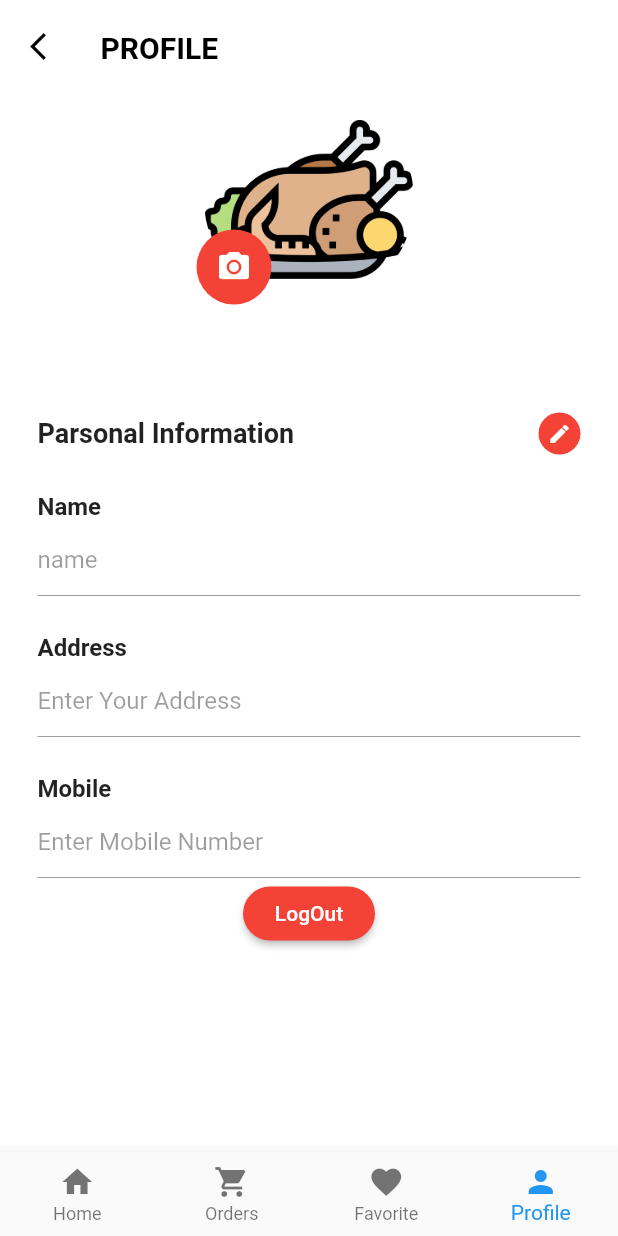
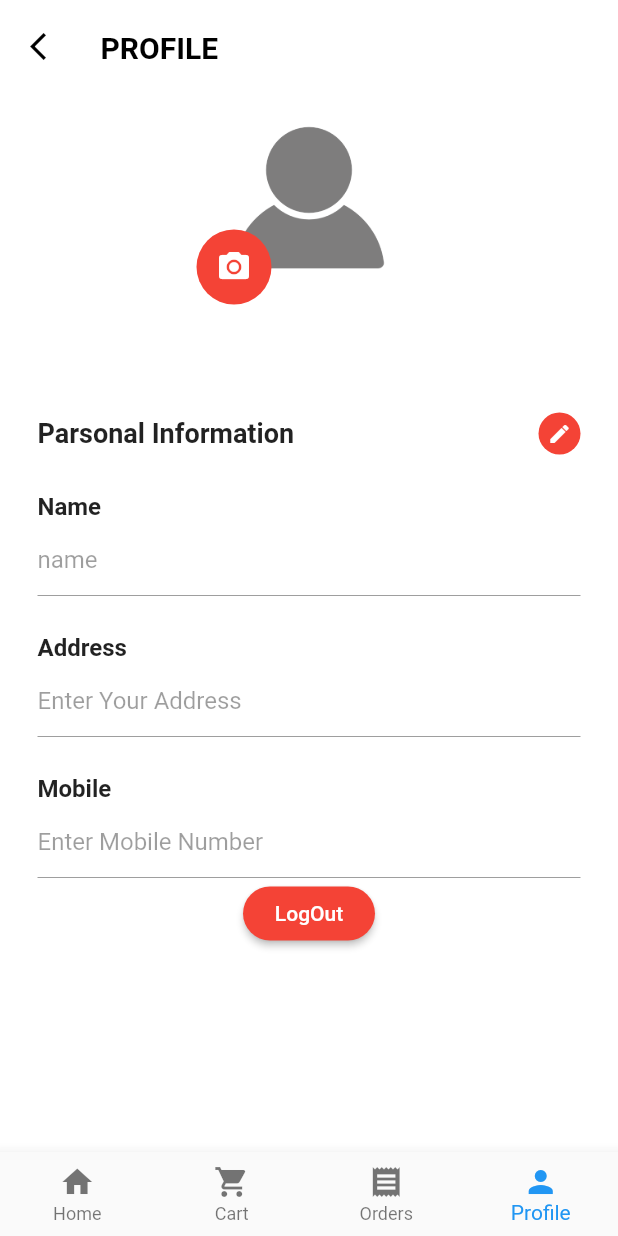
Before and after one commit to yahya997/flutterFoodApp, a Flutter app: the MainScreen screen opened directly, item 4 of the bottom bar chosen, on a phone screen of 412 x 824 dp. Run offline on Flutter 3.47's test engine with Material 2 defaults, Android fonts, the phone set to English and light mode, and no system bars; our stand-ins replace cloud_firestore, firebase_auth, firebase_database, flutter_rating_bar, fluttertoast, image_picker and 1 more; missing offline and left inert: flutter_counter; accounts and stored records are empty; network calls fail; Roboto replaces fonts that are missing (sans-serif-light).

Commit message:
"update"

```diff
--- a/lib/pages/cart_page.dart
+++ b/lib/pages/cart_page.dart
@@ -418,7 +418,7 @@ class _CartPageState extends State<CartPage> {
             });
   }
 
-    _getSubTotal()  {
+     _getSubTotal()  {
      Firestore.instance.collection('Cart').getDocuments().then((value) {
       //print(value.documents);
       for(var item in value.documents) {
--- a/lib/pages/home_page.dart
+++ b/lib/pages/home_page.dart
@@ -32,7 +32,7 @@ class _HomePageState extends State<HomePage> {
             mainAxisAlignment: MainAxisAlignment.spaceBetween,
             children: <Widget>[
               Text(
-                "Frequently Bought Foods",
+                "Popular foods",
                 style: TextStyle(
                   fontSize: 18.0,
                   fontWeight: FontWeight.bold,
@@ -94,7 +94,5 @@ class _HomePageState extends State<HomePage> {
       child: BoughtFood(popularModel),
     );
   }
-/*
- children: _foods.map(_buildFoodItems).toList(),
- */
+
 }
--- a/lib/pages/profile_page.dart
+++ b/lib/pages/profile_page.dart
@@ -93,7 +93,7 @@ class _ProfilePageState extends State<ProfilePage>
                                   shape: BoxShape.circle,
                                   image: new DecorationImage(
                                     image: new ExactAssetImage(
-                                        'assets/images/turkey.png'),
+                                        'assets/images/profile.png'),
                                     fit: BoxFit.cover,
                                   ),
                                 )),
--- a/lib/screens/main_screen.dart
+++ b/lib/screens/main_screen.dart
@@ -26,8 +26,8 @@ class _MainScreenState extends State<MainScreen> {
   int currentTabIndex = 0;
 
   HomePage homePage;
-  CartPage orderPage;
-  OrderPage favoritePage;
+  CartPage cartPage;
+  OrderPage orderPage;
   ProfilePage profilePage;
 
   List<Widget> pages;
@@ -36,10 +36,10 @@ class _MainScreenState extends State<MainScreen> {
   void initState() {
     super.initState();
     homePage=HomePage();
-    orderPage = CartPage();
-    favoritePage = OrderPage();
+    cartPage = CartPage();
+    orderPage = OrderPage();
     profilePage = ProfilePage();
-    pages = [homePage,orderPage,favoritePage,profilePage];
+    pages = [homePage,cartPage,orderPage,profilePage];
     currentPage=homePage;
 
     //getUser
@@ -66,11 +66,11 @@ class _MainScreenState extends State<MainScreen> {
           ),
           BottomNavigationBarItem(
             icon: Icon(Icons.shopping_cart),
-            title: Text('Orders'),
+            title: Text('Cart'),
           ),
           BottomNavigationBarItem(
-            icon: Icon(Icons.favorite),
-            title: Text('Favorite'),
+            icon: Icon(Icons.receipt),
+            title: Text('Orders'),
           ),
           BottomNavigationBarItem(
             icon: Icon(Icons.person),
--- a/pubspec.yaml
+++ b/pubspec.yaml
@@ -64,6 +64,7 @@ flutter:
     - assets/images/pizza.png
     - assets/images/supper_1.jpeg
     - assets/images/turkey.png
+    - assets/images/profile.png
 
   # An image asset can refer to one or more resolution-specific "variants", see
   # https://flutter.dev/assets-and-images/#resolution-aware.
```
Also changed, not shown: lib/details_food.dart (+1 -64 lines), assets/images/profile.png (added).
